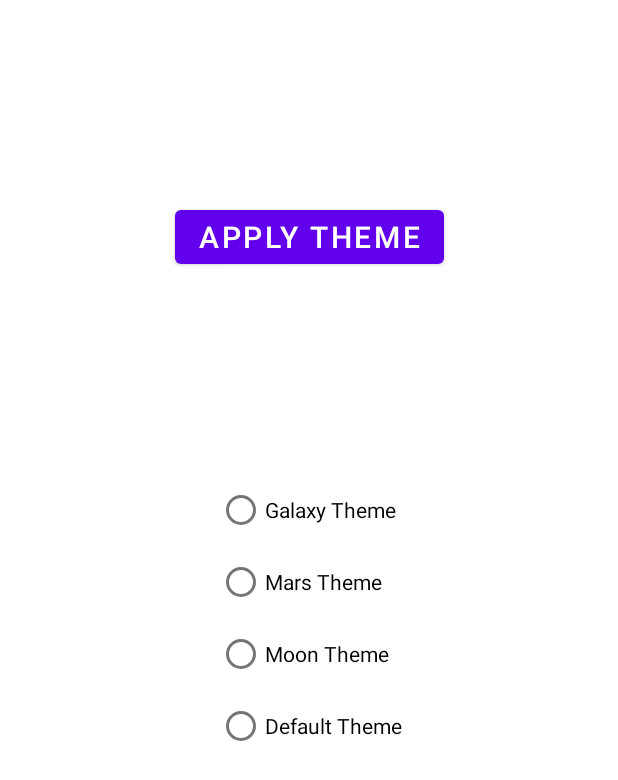
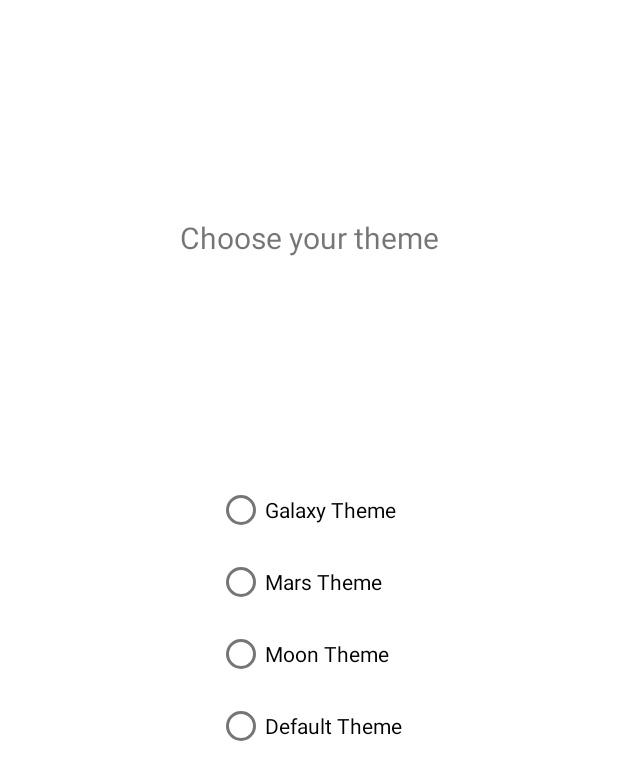
Before and after one commit to JuliaFalstaff/Nasa, an Android app: the screen it shows after launch (MainActivity), after a tap on "Settings", on a phone screen of 412 x 824 dp. Shown: the top 780 px of the screen. Run offline under Robolectric (Android 15) with nearby library versions, the phone set to English and light mode, and no system bars; pictures from the network do not load.

Commit message:
change Theme is finally working

```diff
--- a/app/src/main/java/com/example/nasaapp/view/MainActivity.kt
+++ b/app/src/main/java/com/example/nasaapp/view/MainActivity.kt
@@ -31,7 +31,6 @@ class MainActivity : AppCompatActivity() {
         }
     }
 
-
     companion object {
         private const val THEME_SHARED_PREFERENCE = "THEME"
         private const val DefaultTheme = 0
@@ -39,5 +38,4 @@ class MainActivity : AppCompatActivity() {
         private const val MarsTheme = 2
         private const val MoonTheme = 3
     }
-
 }
--- a/app/src/main/res/layout/fragment_pod.xml
+++ b/app/src/main/res/layout/fragment_pod.xml
@@ -56,7 +56,7 @@
         android:layout_gravity="bottom"
         app:hideOnScroll="true"
         app:layout_scrollFlags="scroll|enterAlways"
-        app:backgroundTint="@color/colorPrimary"
+        style="@style/BottomAppBar"
         app:navigationIcon="@drawable/ic_hamburger_menu_bottom_bar"/>
 
     <include
--- a/app/src/main/res/layout/fragment_settings.xml
+++ b/app/src/main/res/layout/fragment_settings.xml
@@ -54,11 +54,11 @@
             app:layout_constraintTop_toBottomOf="@+id/radioButtonMoonTheme" />
     </RadioGroup>
 
-    <com.google.android.material.button.MaterialButton
-        android:id="@+id/buttonApplyTheme"
+    <com.google.android.material.textview.MaterialTextView
+        android:id="@+id/textViewChooseTheme"
         android:layout_width="wrap_content"
         android:layout_height="wrap_content"
-        android:text="@string/apply_theme"
+        android:text="@string/choose_theme"
         android:textSize="@dimen/text_size_explanation"
         app:layout_constraintBottom_toTopOf="@+id/radioButtonGroup"
         app:layout_constraintEnd_toEndOf="parent"
--- /dev/null
+++ b/app/src/main/res/values/attr.xml
@@ -0,0 +1,4 @@
+<?xml version="1.0" encoding="utf-8"?>
+<resources>
+    <attr name="colorBackground" format="reference"/>
+</resources>
--- a/app/src/main/res/values/strings.xml
+++ b/app/src/main/res/values/strings.xml
@@ -21,4 +21,5 @@
     <string name="moon_theme">Moon Theme</string>
     <string name="default_theme">Default Theme</string>
     <string name="apply_theme">Apply Theme</string>
+    <string name="choose_theme">Choose your theme</string>
 </resources>
```
Also changed, not shown: app/src/main/java/com/example/nasaapp/view/settings/SettingsFragment.kt (+13 -34 lines), app/src/main/res/values/themes.xml (+9 -0 lines).
